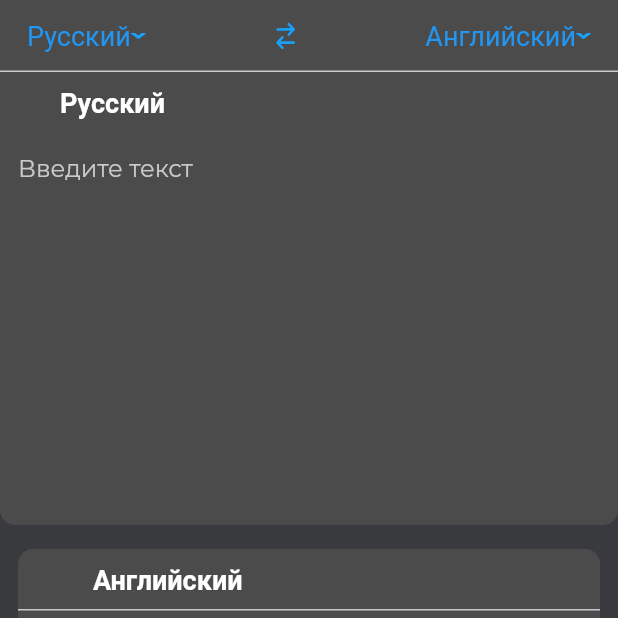
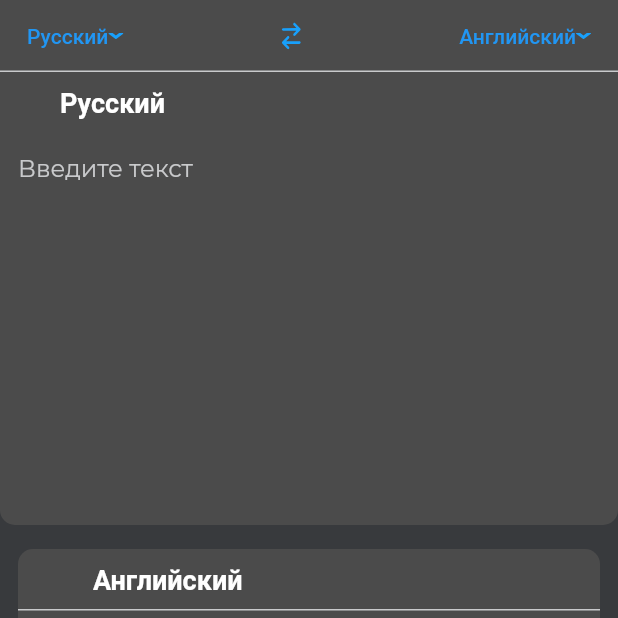
Before and after one commit to Alphorov/Translator, a Flutter app: the screen it shows after launch, on a phone screen of 412 x 824 dp, the top half of it. Run offline on Flutter 3.47's test engine with Material 2 defaults, Android fonts, the phone set to English and light mode, and no system bars; our stand-ins replace flutter_bloc, flutter_svg, google_fonts; missing offline and left inert: translator.

Commit message:
rebuild struct of files

```diff
--- a/lib/main.dart
+++ b/lib/main.dart
@@ -1,13 +1,17 @@
 import 'package:flutter/material.dart';
 import 'package:flutter/services.dart';
+import 'package:flutter_bloc/flutter_bloc.dart';
+import 'package:translator_deepl/src/common/bloc/observer.dart';
 
-import 'package:translator_deepl/widgets/Inherited/language_scope.dart';
-import 'package:translator_deepl/widgets/translate_screen/language_change_widget.dart';
-
-import 'widgets/translate_screen/main_translate_widget.dart';
+import 'src/common/settings/route_setting.dart';
+import 'src/features/translater/widgets/Inherited/language_scope.dart';
 
 void main() {
-  runApp(const MyApp());
+  BlocOverrides.runZoned(
+      () => runApp(
+            const MyApp(),
+          ),
+      blocObserver: AppObserver());
   SystemChrome.setSystemUIOverlayStyle(const SystemUiOverlayStyle(
     statusBarColor: Color.fromARGB(255, 75, 75, 75),
   ));
@@ -15,31 +19,14 @@ void main() {
 
 class MyApp extends StatelessWidget {
   const MyApp({Key? key}) : super(key: key);
-
-  MaterialPageRoute<dynamic>? _route(RouteSettings settings) {
-    if (settings.name == '/main') {
-      return MaterialPageRoute(builder: (context) => const MainTranslate());
-    }
-    if (settings.arguments == LanType.current) {
-      return MaterialPageRoute(
-          builder: (context) =>
-              const LanguageChange(currentOrTarget: LanType.current));
-    }
-    if (settings.arguments == LanType.target) {
-      return MaterialPageRoute(
-          builder: (context) =>
-              const LanguageChange(currentOrTarget: LanType.target));
-    }
-    return null;
-  }
-
   @override
   Widget build(BuildContext context) {
     return LanguageScope(
         child: MaterialApp(
             initialRoute: '/main',
-            onGenerateRoute: (RouteSettings settings) => _route(settings),
-            title: 'Flutter Demo',
+            onGenerateRoute: (RouteSettings settings) =>
+                AppSettings.route(settings),
+            title: 'translator',
             theme: ThemeData()));
   }
 }
--- /dev/null
+++ b/lib/src/common/settings/route_setting.dart
@@ -0,0 +1,23 @@
+import 'package:flutter/material.dart';
+
+import '../../features/translater/widgets/lang_change/language_change_widget.dart';
+import '../../features/translater/widgets/translate/main_translate_widget.dart';
+
+class AppSettings {
+  static MaterialPageRoute<dynamic>? route(RouteSettings settings) {
+    if (settings.name == '/main') {
+      return MaterialPageRoute(builder: (context) => const MainTranslate());
+    }
+    if (settings.arguments == LanType.current) {
+      return MaterialPageRoute(
+          builder: (context) =>
+              const LanguageChange(currentOrTarget: LanType.current));
+    }
+    if (settings.arguments == LanType.target) {
+      return MaterialPageRoute(
+          builder: (context) =>
+              const LanguageChange(currentOrTarget: LanType.target));
+    }
+    return null;
+  }
+}
--- /dev/null
+++ b/lib/src/features/translater/data/images.dart
@@ -0,0 +1,10 @@
+import 'package:flutter_svg/svg.dart';
+
+class AppImage {
+  static final SvgPicture downArrow = SvgPicture.asset(
+    'assets/icons/down_arrow_icon.svg',
+  );
+  static final SvgPicture swap = SvgPicture.asset(
+    'assets/icons/reverse_icon.svg',
+  );
+}
--- a/lib/widgets/translate_screen/main_translate_widget.dart
+++ b/lib/src/features/translater/widgets/translate/main_translate_widget.dart
@@ -2,9 +2,8 @@ import 'dart:async';
 
 import 'package:flutter/material.dart';
 import 'package:google_fonts/google_fonts.dart';
-import 'package:translator_deepl/repositoty/repository.dart';
-import 'package:translator_deepl/widgets/Inherited/language_scope.dart';
-
+import '../../repositoty/repository.dart';
+import '../Inherited/language_scope.dart';
 import 'sub_widgets/sub_widgets.dart';
 
 enum LanType { target, current }
@@ -14,13 +13,11 @@ class MainTranslate extends StatelessWidget {
 
   @override
   Widget build(BuildContext context) {
-    return SafeArea(
+    return const SafeArea(
       child: Scaffold(
-        backgroundColor: const Color.fromARGB(255, 56, 58, 61),
+        backgroundColor: Color.fromARGB(255, 56, 58, 61),
         body: SingleChildScrollView(
-          child: Column(
-            children: const [MainTranslateContent()],
-          ),
+          child: MainTranslateContent(),
         ),
       ),
     );
--- a/lib/widgets/translate_screen/sub_widgets/sub_widgets.dart
+++ b/lib/src/features/translater/widgets/translate/sub_widgets/sub_widgets.dart
@@ -1,9 +1,9 @@
 import 'package:flutter/material.dart';
-import 'package:translator_deepl/widgets/translate_screen/sub_widgets/swap_widget.dart';
 
 import '../../Inherited/language_scope.dart';
 import 'input_field.dart';
 import 'output_field.dart';
+import 'swap_widget.dart';
 
 class OutputBackSide extends StatelessWidget {
   const OutputBackSide({
--- a/lib/widgets/translate_screen/sub_widgets/swap_widget.dart
+++ b/lib/src/features/translater/widgets/translate/sub_widgets/swap_widget.dart
@@ -1,6 +1,7 @@
 import 'package:flutter/material.dart';
 import 'package:flutter_svg/svg.dart';
 import 'package:google_fonts/google_fonts.dart';
+import 'package:translator_deepl/src/features/translater/data/images.dart';
 
 import '../../Inherited/language_scope.dart';
 import '../main_translate_widget.dart';
@@ -12,10 +13,6 @@ class SwapWidget extends StatelessWidget {
 
   @override
   Widget build(BuildContext context) {
-    final _mainTextStyle = GoogleFonts.lato(
-      fontSize: 18,
-      fontWeight: FontWeight.w400,
-    );
     return Row(
       mainAxisAlignment: MainAxisAlignment.spaceBetween,
       children: [
@@ -26,24 +23,13 @@ class SwapWidget extends StatelessWidget {
                     '/languages',
                     arguments: LanType.current,
                   ),
-              child: Row(
-                children: [
-                  Text(
-                    LanguageScope.of(context).currentLanguage,
-                    style: _mainTextStyle,
-                  ),
-                  SvgPicture.asset(
-                    'assets/icons/down_arrow_icon.svg',
-                  )
-                ],
+              child: _Item(
+                icon: AppImage.downArrow,
+                lang: LanguageScope.of(context).currentLanguage,
               )),
         ),
         Expanded(
-          child: TextButton(
-              onPressed: () => swap(),
-              child: SvgPicture.asset(
-                'assets/icons/reverse_icon.svg',
-              )),
+          child: IconButton(onPressed: () => swap(), icon: AppImage.swap),
         ),
         Padding(
           padding: const EdgeInsets.only(right: 10),
@@ -52,16 +38,9 @@ class SwapWidget extends StatelessWidget {
               '/languages',
               arguments: LanType.target,
             ),
-            child: Row(
-              children: [
-                Text(
-                  LanguageScope.of(context).targetLanguage,
-                  style: _mainTextStyle,
-                ),
-                SvgPicture.asset(
-                  'assets/icons/down_arrow_icon.svg',
-                )
-              ],
+            child: _Item(
+              icon: AppImage.downArrow,
+              lang: LanguageScope.of(context).targetLanguage,
             ),
           ),
         )
@@ -69,3 +48,17 @@ class SwapWidget extends StatelessWidget {
     );
   }
 }
+
+class _Item extends StatelessWidget {
+  const _Item({Key? key, required this.lang, required this.icon})
+      : super(key: key);
+  final String lang;
+  final SvgPicture icon;
+
+  @override
+  Widget build(BuildContext context) {
+    return Row(
+      children: [Text(lang), icon],
+    );
+  }
+}
--- a/pubspec.yaml
+++ b/pubspec.yaml
@@ -1,5 +1,5 @@
 name: translator_deepl
-description: A new Flutter project.
+description: Flutter project.
 
 # The following line prevents the package from being accidentally published to
 # pub.dev using `flutter pub publish`. This is preferred for private packages.
```
Also changed, not shown: lib/animations/animations_in_and_out_main_screen.dart (deleted, +0 -32 lines), lib/src/common/bloc/observer.dart (added, +17 -0 lines), lib/src/features/translater/widgets/lang_change/language_change_widget.dart (renamed from lib/widgets/translate_screen/language_change_widget.dart, +4 -3 lines), lib/src/features/translater/data/country_list.dart (renamed from lib/widgets/translate_screen/country_list.dart), lib/src/features/translater/repositoty/repository.dart (renamed from lib/repositoty/repository.dart), lib/src/features/translater/widgets/Inherited/language_scope.dart (renamed from lib/widgets/Inherited/language_scope.dart), lib/src/features/translater/widgets/translate/sub_widgets/input_field.dart (renamed from lib/widgets/translate_screen/sub_widgets/input_field.dart), lib/src/features/translater/widgets/translate/sub_widgets/output_field.dart (renamed from lib/widgets/translate_screen/sub_widgets/output_field.dart).
